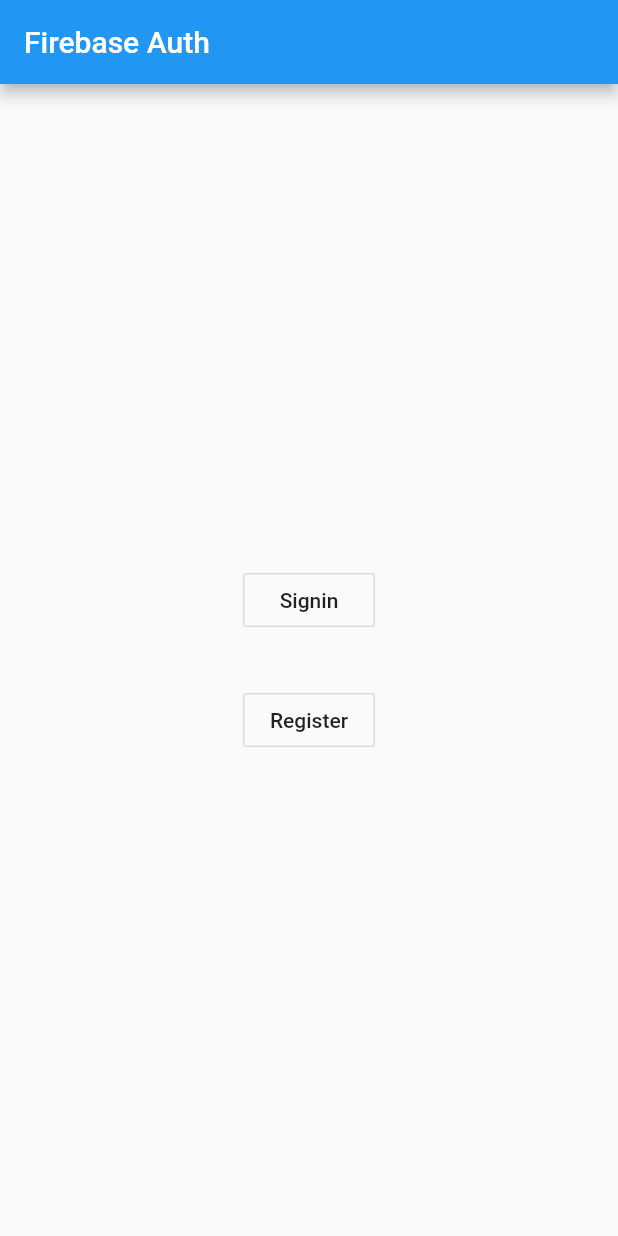
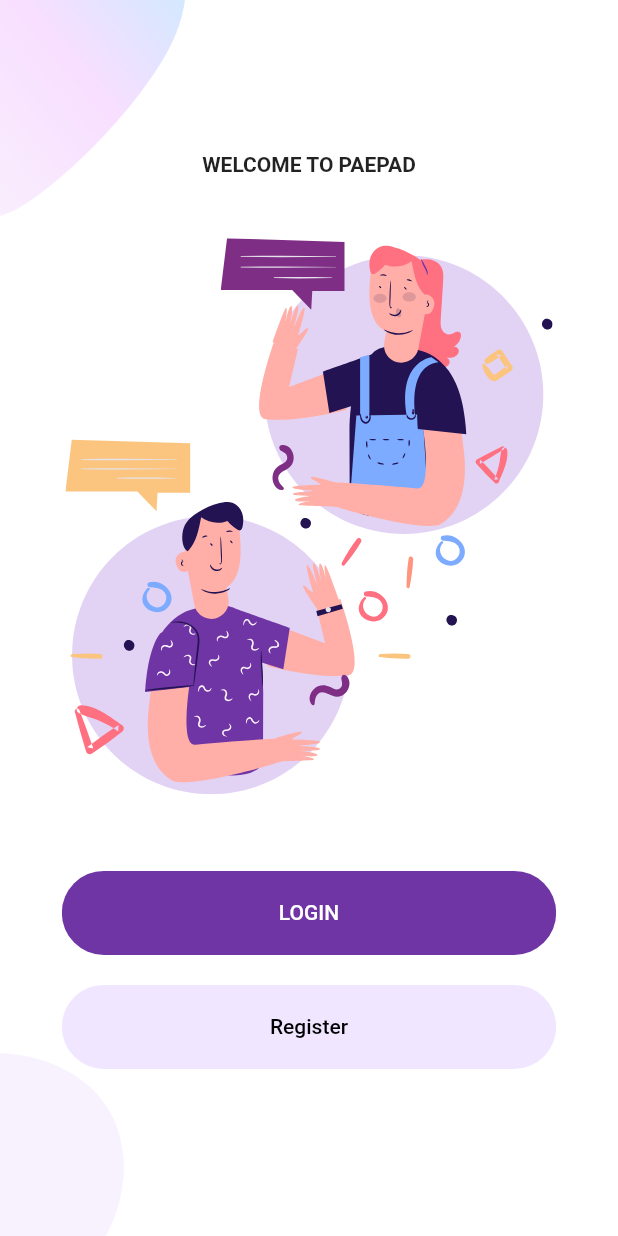
Before and after one commit to Papichaya-Dev/flutter-project, a Flutter app: the screen it shows after launch, on a phone screen of 412 x 824 dp. Run offline on Flutter 3.47's test engine with Material 2 defaults, Android fonts, the phone set to English and light mode, and no system bars; our stand-ins replace firebase_auth, firebase_core, flutter_svg; accounts and stored records are empty.

Commit message:
:tulip: [Created] Welcome_screen & Register_screen demo :tulip:

```diff
--- /dev/null
+++ b/lib/Screens/Welcome/components/background.dart
@@ -0,0 +1,40 @@
+import 'package:flutter/material.dart';
+
+class Background extends StatelessWidget {
+  final Widget child;
+  const Background({
+    Key key,
+    @required this.child
+  }) :super(key: key);
+
+  @override
+  Widget build(BuildContext context) {
+    Size size = MediaQuery.of(context).size;
+    return Container(
+      height: size.height,
+      width: double.infinity,
+      child: Stack(
+        alignment: Alignment.center, // set main png
+        children: <Widget>[
+          Positioned(
+            top: 0,// set main_top
+            left: 0,
+            child: Image.asset(
+              "assets/images/main_top.png",
+              width: size.width * 0.3,
+            ),
+          ),
+          Positioned(
+            bottom: 0,//set main_bottom
+            left: 0,
+            child: Image.asset(
+              "assets/images/main_bottom.png",
+              width:size.width * 0.2,
+            ),
+          ),
+          child,
+        ],
+      ),
+    );
+  }
+}
--- /dev/null
+++ b/lib/Screens/Welcome/components/body.dart
@@ -0,0 +1,59 @@
+import 'package:flutter/material.dart';
+import 'package:paepad_project/Screens/Welcome/Login/login_screen.dart';
+import 'package:paepad_project/Screens/Welcome/components/background.dart';
+import 'package:flutter_svg/svg.dart';
+import 'package:paepad_project/constants.dart';
+import 'package:paepad_project/components/rounded_button.dart';
+import 'package:paepad_project/Screens/Welcome/Register/register_screen.dart';
+
+class Body extends StatelessWidget {
+  @override
+  Widget build(BuildContext context) {
+    Size size = MediaQuery.of(context).size;
+    // This size provide us total height and width of our screen
+    return Background(
+      child: SingleChildScrollView(
+        child: Column(
+          mainAxisAlignment: MainAxisAlignment.center,
+          children:<Widget>[
+            Text("WELCOME TO PAEPAD",
+            style: TextStyle(fontWeight: FontWeight.bold),
+            ),
+            SizedBox(height: size.height * 0.05),
+            SvgPicture.asset(
+              "assets/icons/chat.svg",
+              height: size.height * 0.45,
+            ),
+            SizedBox(height: size.height * 0.05),
+            RoundedButton(
+              text: "LOGIN",
+              press: () {Navigator.push(
+                context,
+                MaterialPageRoute(
+                  builder: (context){
+                    return LoginScreen();
+                    },
+                  ),
+                );
+              },
+            ),
+             RoundedButton(
+              text: "Register",
+              color: kPrimartLightColor,
+              textColor: Colors.black,
+              press: () {Navigator.push(
+                context,
+                MaterialPageRoute(
+                  builder: (context){
+                    return Register();
+                    },
+                  ),
+                );
+              },
+            ),
+          ]
+        ),
+      ),
+    );
+  }
+}
--- /dev/null
+++ b/lib/Screens/Welcome/welcome_screen.dart
@@ -0,0 +1,9 @@
+import 'package:flutter/material.dart';
+import 'package:paepad_project/Screens/Welcome/components/body.dart'
+;
+class WelcomeScreen extends StatelessWidget {
+  @override
+  Widget build(BuildContext context) {
+    return Scaffold(body: Body(),);
+  }
+}
--- /dev/null
+++ b/lib/components/rounded_button.dart
@@ -0,0 +1,37 @@
+import 'package:flutter/material.dart';
+import 'package:paepad_project/constants.dart';
+
+class RoundedButton extends StatelessWidget {
+  final String text;
+  final Function press;
+  final Color color, textColor;
+  const RoundedButton({
+    Key key,
+    this.text,
+    this.press,
+    this.color = kPrimaryColor,
+    this.textColor = Colors.white,
+  }) : super(key: key);
+
+
+  @override
+  Widget build(BuildContext context) {
+    Size size = MediaQuery.of(context).size;
+    return Container(
+      margin: EdgeInsets.symmetric(vertical: 10),
+      width: size.width * 0.8,
+      child: ClipRRect(
+        borderRadius: BorderRadius.circular(29), // Borderradias Login
+        child: FlatButton(
+          padding: EdgeInsets.symmetric(vertical: 20, horizontal: 40),
+          color: color,
+          onPressed: press,
+          child: Text(
+            text,
+            style: TextStyle(color: textColor),
+          ),
+      ),
+      ),
+    );
+  }
+}
--- /dev/null
+++ b/lib/constants.dart
@@ -0,0 +1,4 @@
+import 'package:flutter/material.dart';
+
+const kPrimaryColor = Color(0xFF6F35A5);
+const kPrimartLightColor = Color(0xFFF1E6FF);
--- a/lib/main.dart
+++ b/lib/main.dart
@@ -2,9 +2,11 @@
 import 'package:firebase_core/firebase_core.dart';
 import 'package:flutter/cupertino.dart';
 import 'package:flutter/material.dart';
+import 'package:paepad_project/constants.dart';
 import 'firebaseAuthDemo.dart';
 import 'package:flutter/widgets.dart';
-
+import 'package:paepad_project/Screens/Welcome/welcome_screen.dart';
+import 'package:paepad_project/constants.dart';
 
 Future<void> main() async {
   WidgetsFlutterBinding.ensureInitialized();
@@ -17,7 +19,12 @@ class MyApp extends StatelessWidget {
   Widget build(BuildContext context) {
     return MaterialApp(
       debugShowCheckedModeBanner: false,
-      home: FirebaseAuthDemo(),
+      title: 'Flutter Auth',
+      theme: ThemeData(
+        primaryColor: kPrimaryColor,
+        scaffoldBackgroundColor: Colors.white,
+      ),
+      home: WelcomeScreen(),
     );
   }
 }
```
Also changed, not shown: lib/Screens/Welcome/Login/login_screen.dart (added, +10 -0 lines), lib/Screens/Welcome/Register/register_screen.dart (added, +111 -0 lines), pubspec.yaml (+7 -7 lines), assets/icons/chat.svg (added), assets/icons/login.svg (added), assets/icons/signup.svg (added), assets/icons/sun.svg (added), assets/images/login_bottom.png (added), assets/images/main_bottom.png (added), assets/images/main_top.png (added), assets/images/signup_top.png (added), pubspec.lock.
